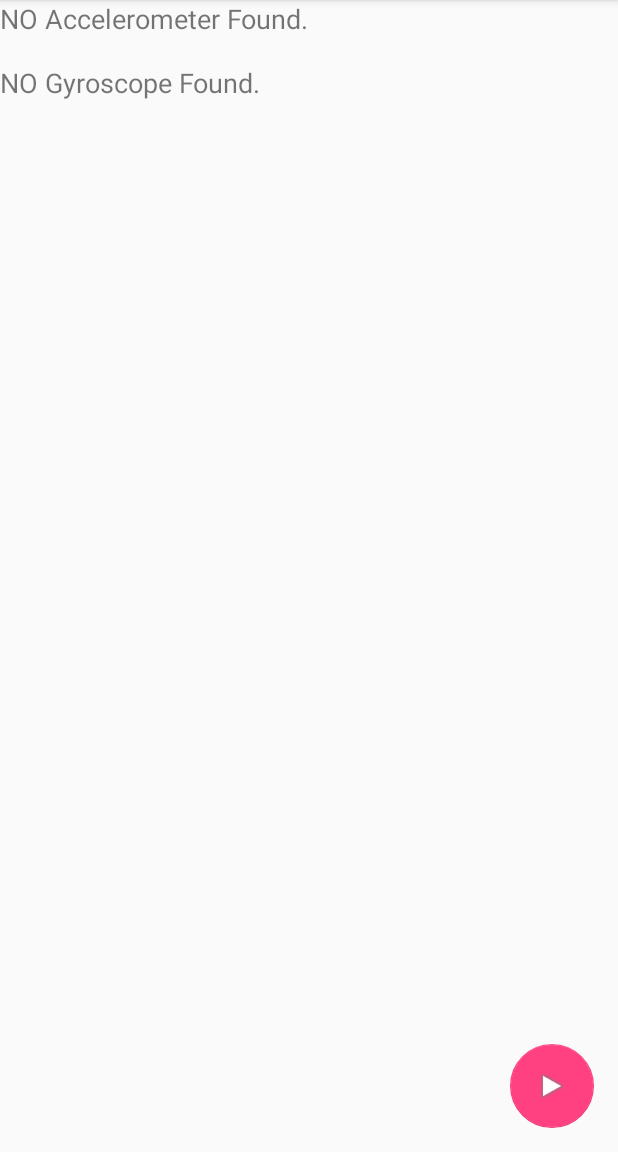
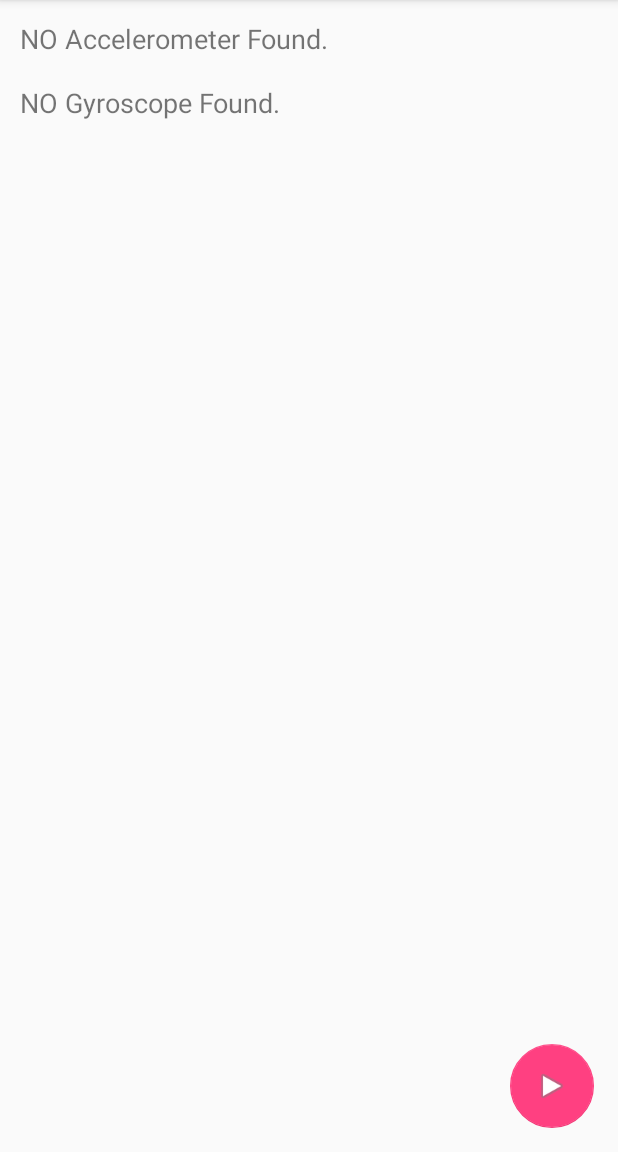
Before and after one commit to dufferzafar/accelphone, an Android app: the screen it shows after launch (MainActivity), on a phone screen of 412 x 824 dp, the part 84-1236 px from its top. Run offline under Robolectric (Android 15) with nearby library versions, the phone set to English and light mode, and no system bars.

Commit message:
Cosmetic touchups to the app

```diff
--- a/apk/app/src/main/java/io/zafar/senses/MainActivity.java
+++ b/apk/app/src/main/java/io/zafar/senses/MainActivity.java
@@ -153,7 +153,7 @@ public class MainActivity extends AppCompatActivity {
                     audioRecorder.start();
 
                     // Show snackbar
-                    Snackbar.make(view, "Now recording accelerometer & microphone", Snackbar.LENGTH_LONG)
+                    Snackbar.make(view, "Now recording accelerometer, gyroscope & microphone", Snackbar.LENGTH_LONG)
                             .setAction("Action", null)
                             .show();
 
--- a/apk/app/src/main/res/layout/content.xml
+++ b/apk/app/src/main/res/layout/content.xml
@@ -20,6 +20,7 @@
             android:layout_width="fill_parent"
             android:layout_height="fill_parent"
             android:layout_weight="1.0"
+            android:padding="13dp"
             android:text="Sensor readings will be displayed here"
             android:textSize="18sp" />
     </ScrollView>
```
